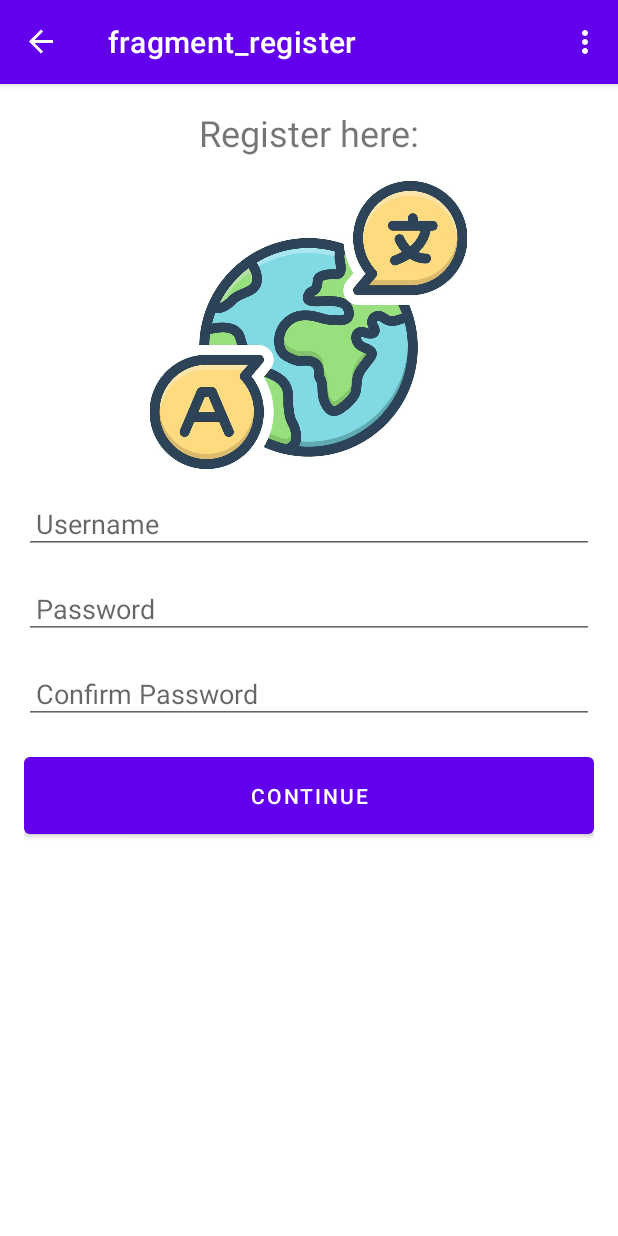
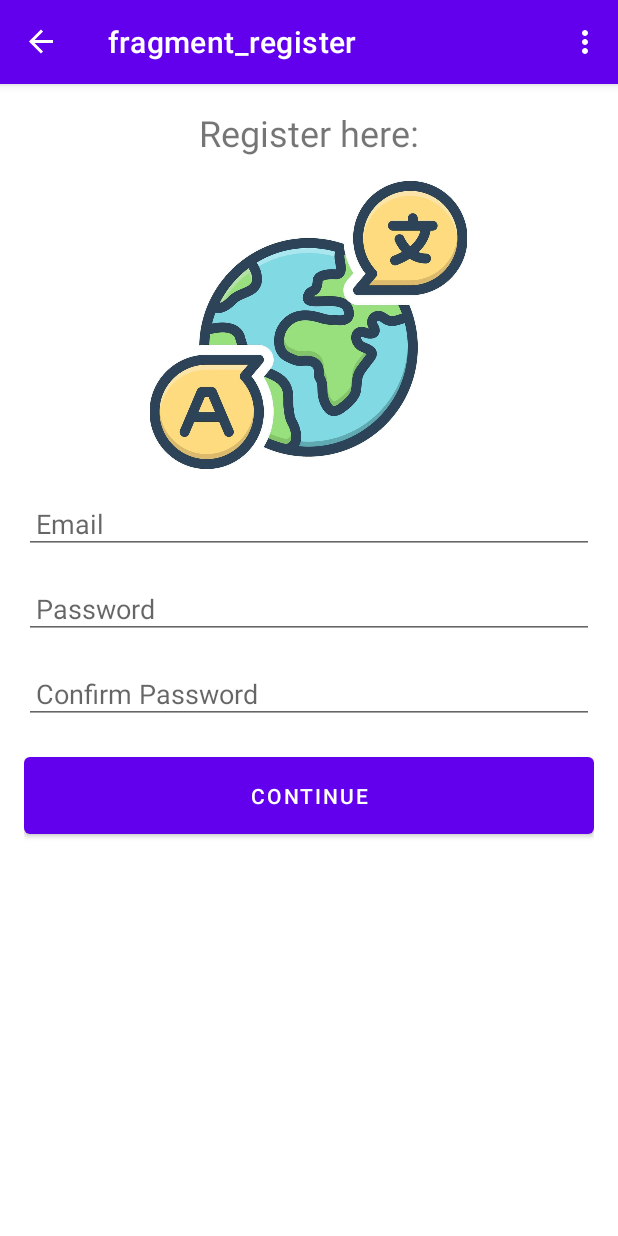
Before and after one commit to charlizeaponte/SEOWeek4, an Android app: the registerFragment screen opened through its navigation route, on a phone screen of 412 x 824 dp. Run offline under Robolectric (Android 15) with nearby library versions, the phone set to English and light mode, and no system bars; our stand-ins replace Firebase (no records; nobody signed in at launch, a user with empty details on screens opened directly), navigation-ui; libraries missing offline, so code that uses them is left out: com.google.rpc.context.

Commit message:
username is now email

```diff
--- a/app/src/main/res/layout/fragment_login.xml
+++ b/app/src/main/res/layout/fragment_login.xml
@@ -26,7 +26,7 @@
         android:layout_width="match_parent"
         android:layout_height="wrap_content"
         android:layout_marginBottom="16dp"
-        android:hint="Username"
+        android:hint="Email"
         android:inputType="textPersonName"
         android:padding="8dp" />
 
--- a/app/src/main/res/layout/fragment_register.xml
+++ b/app/src/main/res/layout/fragment_register.xml
@@ -27,7 +27,7 @@
         android:layout_width="match_parent"
         android:layout_height="wrap_content"
         android:layout_marginBottom="16dp"
-        android:hint="Username"
+        android:hint="Email"
         android:inputType="textPersonName"
         android:padding="8dp" />
 
```
